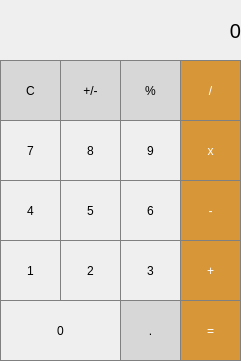
monika-shaw/QT_Calculator, file Calculator/mainwindow.ui: the form before one commit.
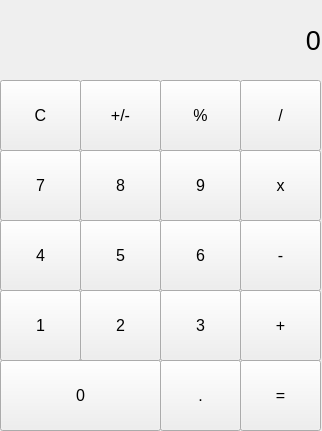
The form after the commit.

Commit message: added operands and operators in label

Patch:
```diff
--- a/Calculator/mainwindow.ui
+++ b/Calculator/mainwindow.ui
@@ -6,8 +6,8 @@
    <rect>
     <x>0</x>
     <y>0</y>
-    <width>241</width>
-    <height>361</height>
+    <width>322</width>
+    <height>431</height>
    </rect>
   </property>
   <property name="windowTitle">
@@ -19,31 +19,21 @@
      <rect>
       <x>0</x>
       <y>0</y>
-      <width>241</width>
-      <height>61</height>
+      <width>321</width>
+      <height>81</height>
      </rect>
     </property>
     <property name="font">
      <font>
-      <pointsize>15</pointsize>
+      <pointsize>20</pointsize>
      </font>
     </property>
-    <property name="styleSheet">
-     <string notr="true">QLabel{
-border: 5px solid gray;
-}
-
-background-color:white;</string>
-    </property>
     <property name="text">
      <string>0</string>
     </property>
     <property name="alignment">
      <set>Qt::AlignRight|Qt::AlignTrailing|Qt::AlignVCenter</set>
     </property>
-    <property name="wordWrap">
-     <bool>false</bool>
-    </property>
     <property name="margin">
      <number>10</number>
     </property>
@@ -52,248 +42,177 @@
     <property name="geometry">
      <rect>
       <x>0</x>
-      <y>60</y>
-      <width>61</width>
-      <height>61</height>
+      <y>80</y>
+      <width>81</width>
+      <height>71</height>
      </rect>
     </property>
-    <property name="styleSheet">
-     <string notr="true">QPushButton{
-background-color : rgb(215, 215, 215);
-border: 1px solid gray;
-}
-
-QPushButton:pressed{
-background-color:qlineargradient(x1: 0,y1: 0, x2: 0, y2: 1, stop: 0        #BEBEBE, stop: 1 #D7D7D7);
-}</string>
+    <property name="font">
+     <font>
+      <pointsize>12</pointsize>
+     </font>
     </property>
     <property name="text">
      <string>C</string>
     </property>
    </widget>
-   <widget class="QPushButton" name="pushButton_divide">
-    <property name="geometry">
-     <rect>
-      <x>180</x>
-      <y>60</y>
-      <width>61</width>
-      <height>61</height>
-     </rect>
-    </property>
-    <property name="styleSheet">
-     <string notr="true">QPushButton{
-background-color : rgb(215, 151, 57);
-color:white;
-border: 1px solid gray;
-}
-
-QPushButton:pressed{
-background-color:qlineargradient(x1: 0,y1: 0, x2: 0, y2: 1, stop: 0        #FF7832, stop: 1 #FF9739);
-}</string>
-    </property>
-    <property name="text">
-     <string>/</string>
-    </property>
-   </widget>
-   <widget class="QPushButton" name="pushButton_percant">
-    <property name="geometry">
-     <rect>
-      <x>120</x>
-      <y>60</y>
-      <width>61</width>
-      <height>61</height>
-     </rect>
-    </property>
-    <property name="styleSheet">
-     <string notr="true">QPushButton{
-background-color : rgb(215, 215, 215);
-border: 1px solid gray;
-}
-
-QPushButton:pressed{
-background-color:qlineargradient(x1: 0,y1: 0, x2: 0, y2: 1, stop: 0        #BEBEBE, stop: 1 #D7D7D7);
-}</string>
-    </property>
-    <property name="text">
-     <string>%</string>
-    </property>
-   </widget>
    <widget class="QPushButton" name="pushButton_plus_minus">
     <property name="geometry">
      <rect>
-      <x>60</x>
-      <y>60</y>
-      <width>61</width>
-      <height>61</height>
+      <x>80</x>
+      <y>80</y>
+      <width>81</width>
+      <height>71</height>
      </rect>
     </property>
-    <property name="styleSheet">
-     <string notr="true">QPushButton{
-background-color : rgb(215, 215, 215);
-border: 1px solid gray;
-}
-
-QPushButton:pressed{
-background-color:qlineargradient(x1: 0,y1: 0, x2: 0, y2: 1, stop: 0        #BEBEBE, stop: 1 #D7D7D7);
-}</string>
+    <property name="font">
+     <font>
+      <pointsize>12</pointsize>
+     </font>
     </property>
     <property name="text">
      <string>+/-</string>
     </property>
    </widget>
+   <widget class="QPushButton" name="pushButton_percent">
+    <property name="geometry">
+     <rect>
+      <x>160</x>
+      <y>80</y>
+      <width>81</width>
+      <height>71</height>
+     </rect>
+    </property>
+    <property name="font">
+     <font>
+      <pointsize>12</pointsize>
+     </font>
+    </property>
+    <property name="text">
+     <string>%</string>
+    </property>
+   </widget>
+   <widget class="QPushButton" name="pushButton_divide">
+    <property name="geometry">
+     <rect>
+      <x>240</x>
+      <y>80</y>
+      <width>81</width>
+      <height>71</height>
+     </rect>
+    </property>
+    <property name="font">
+     <font>
+      <pointsize>12</pointsize>
+     </font>
+    </property>
+    <property name="text">
+     <string>/</string>
+    </property>
+   </widget>
    <widget class="QPushButton" name="pushButton_7">
     <property name="geometry">
      <rect>
       <x>0</x>
-      <y>120</y>
-      <width>61</width>
-      <height>61</height>
+      <y>150</y>
+      <width>81</width>
+      <height>71</height>
      </rect>
     </property>
-    <property name="styleSheet">
-     <string notr="true">QPushButton{
-border: 1px solid gray;
-}
-
-QPushButton:pressed{
-background-color:qlineargradient(x1: 0,y1: 0, x2: 0, y2: 1, stop: 0        #dadbde, stop: 1 #f6f7fa);
-}</string>
+    <property name="font">
+     <font>
+      <pointsize>12</pointsize>
+     </font>
     </property>
     <property name="text">
      <string>7</string>
     </property>
    </widget>
-   <widget class="QPushButton" name="pushButton_8">
-    <property name="geometry">
-     <rect>
-      <x>60</x>
-      <y>120</y>
-      <width>61</width>
-      <height>61</height>
-     </rect>
-    </property>
-    <property name="styleSheet">
-     <string notr="true">QPushButton{
-border: 1px solid gray;
-}
-
-QPushButton:pressed{
-background-color:qlineargradient(x1: 0,y1: 0, x2: 0, y2: 1, stop: 0        #dadbde, stop: 1 #f6f7fa);
-}</string>
-    </property>
-    <property name="text">
-     <string>8</string>
-    </property>
-   </widget>
-   <widget class="QPushButton" name="pushButton_9">
-    <property name="geometry">
-     <rect>
-      <x>120</x>
-      <y>120</y>
-      <width>61</width>
-      <height>61</height>
-     </rect>
-    </property>
-    <property name="styleSheet">
-     <string notr="true">QPushButton{
-border: 1px solid gray;
-}
-
-QPushButton:pressed{
-background-color:qlineargradient(x1: 0,y1: 0, x2: 0, y2: 1, stop: 0        #dadbde, stop: 1 #f6f7fa);
-}</string>
-    </property>
-    <property name="text">
-     <string>9</string>
-    </property>
-   </widget>
    <widget class="QPushButton" name="pushButton_multiply">
     <property name="geometry">
      <rect>
-      <x>180</x>
-      <y>120</y>
-      <width>61</width>
-      <height>61</height>
+      <x>240</x>
+      <y>150</y>
+      <width>81</width>
+      <height>71</height>
      </rect>
     </property>
-    <property name="styleSheet">
-     <string notr="true">QPushButton{
-background-color : rgb(215, 151, 57);
-color:white;
-border: 1px solid gray;
-}
-
-QPushButton:pressed{
-background-color:qlineargradient(x1: 0,y1: 0, x2: 0, y2: 1, stop: 0        #FF7832, stop: 1 #FF9739);
-}</string>
+    <property name="font">
+     <font>
+      <pointsize>12</pointsize>
+     </font>
     </property>
     <property name="text">
      <string>x</string>
     </property>
    </widget>
+   <widget class="QPushButton" name="pushButton_9">
+    <property name="geometry">
+     <rect>
+      <x>160</x>
+      <y>150</y>
+      <width>81</width>
+      <height>71</height>
+     </rect>
+    </property>
+    <property name="font">
+     <font>
+      <pointsize>12</pointsize>
+     </font>
+    </property>
+    <property name="text">
+     <string>9</string>
+    </property>
+   </widget>
+   <widget class="QPushButton" name="pushButton_8">
+    <property name="geometry">
+     <rect>
+      <x>80</x>
+      <y>150</y>
+      <width>81</width>
+      <height>71</height>
+     </rect>
+    </property>
+    <property name="font">
+     <font>
+      <pointsize>12</pointsize>
+     </font>
+    </property>
+    <property name="text">
+     <string>8</string>
+    </property>
+   </widget>
    <widget class="QPushButton" name="pushButton_4">
     <property name="geometry">
      <rect>
       <x>0</x>
-      <y>180</y>
-      <width>61</width>
-      <height>61</height>
+      <y>220</y>
+      <width>81</width>
+      <height>71</height>
      </rect>
     </property>
-    <property name="styleSheet">
-     <string notr="true">QPushButton{
-border: 1px solid gray;
-}
-
-QPushButton:pressed{
-background-color:qlineargradient(x1: 0,y1: 0, x2: 0, y2: 1, stop: 0        #dadbde, stop: 1 #f6f7fa);
-}</string>
+    <property name="font">
+     <font>
+      <pointsize>12</pointsize>
+     </font>
     </property>
     <property name="text">
      <string>4</string>
     </property>
    </widget>
-   <widget class="QPushButton" name="pushButton_5">
+   <widget class="QPushButton" name="pushButton_subtract">
     <property name="geometry">
      <rect>
-      <x>60</x>
-      <y>180</y>
-      <width>61</width>
-      <height>61</height>
+      <x>240</x>
+      <y>220</y>
+      <width>81</width>
+      <height>71</height>
      </rect>
     </property>
-    <property name="styleSheet">
-     <string notr="true">QPushButton{
-border: 1px solid gray;
-}
-
-QPushButton:pressed{
-background-color:qlineargradient(x1: 0,y1: 0, x2: 0, y2: 1, stop: 0        #dadbde, stop: 1 #f6f7fa);
-}</string>
-    </property>
-    <property name="text">
-     <string>5</string>
-    </property>
-   </widget>
-   <widget class="QPushButton" name="pushButton_minus">
-    <property name="geometry">
-     <rect>
-      <x>180</x>
-      <y>180</y>
-      <width>61</width>
-      <height>61</height>
-     </rect>
-    </property>
-    <property name="styleSheet">
-     <string notr="true">QPushButton{
-background-color : rgb(215, 151, 57);
-color:white;
-border: 1px solid gray;
-}
-
-QPushButton:pressed{
-background-color:qlineargradient(x1: 0,y1: 0, x2: 0, y2: 1, stop: 0        #FF7832, stop: 1 #FF9739);
-}</string>
+    <property name="font">
+     <font>
+      <pointsize>12</pointsize>
+     </font>
     </property>
     <property name="text">
      <string>-</string>
@@ -302,88 +221,70 @@
    <widget class="QPushButton" name="pushButton_6">
     <property name="geometry">
      <rect>
-      <x>120</x>
-      <y>180</y>
-      <width>61</width>
-      <height>61</height>
+      <x>160</x>
+      <y>220</y>
+      <width>81</width>
+      <height>71</height>
      </rect>
     </property>
-    <property name="styleSheet">
-     <string notr="true">QPushButton{
-border: 1px solid gray;
-}
-
-QPushButton:pressed{
-background-color:qlineargradient(x1: 0,y1: 0, x2: 0, y2: 1, stop: 0        #dadbde, stop: 1 #f6f7fa);
-}</string>
+    <property name="font">
+     <font>
+      <pointsize>12</pointsize>
+     </font>
     </property>
     <property name="text">
      <string>6</string>
     </property>
    </widget>
+   <widget class="QPushButton" name="pushButton_5">
+    <property name="geometry">
+     <rect>
+      <x>80</x>
+      <y>220</y>
+      <width>81</width>
+      <height>71</height>
+     </rect>
+    </property>
+    <property name="font">
+     <font>
+      <pointsize>12</pointsize>
+     </font>
+    </property>
+    <property name="text">
+     <string>5</string>
+    </property>
+   </widget>
    <widget class="QPushButton" name="pushButton_1">
     <property name="geometry">
      <rect>
       <x>0</x>
-      <y>240</y>
-      <width>61</width>
-      <height>61</height>
+      <y>290</y>
+      <width>81</width>
+      <height>71</height>
      </rect>
     </property>
-    <property name="styleSheet">
-     <string notr="true">QPushButton{
-border: 1px solid gray;
-}
-
-QPushButton:pressed{
-background-color:qlineargradient(x1: 0,y1: 0, x2: 0, y2: 1, stop: 0        #dadbde, stop: 1 #f6f7fa);
-}</string>
+    <property name="font">
+     <font>
+      <pointsize>12</pointsize>
+     </font>
     </property>
     <property name="text">
      <string>1</string>
     </property>
    </widget>
-   <widget class="QPushButton" name="pushButton_2">
+   <widget class="QPushButton" name="pushButton_add">
     <property name="geometry">
      <rect>
-      <x>60</x>
-      <y>240</y>
-      <width>61</width>
-      <height>61</height>
+      <x>240</x>
+      <y>290</y>
+      <width>81</width>
+      <height>71</height>
      </rect>
     </property>
-    <property name="styleSheet">
-     <string notr="true">QPushButton{
-border: 1px solid gray;
-}
-
-QPushButton:pressed{
-background-color:qlineargradient(x1: 0,y1: 0, x2: 0, y2: 1, stop: 0        #dadbde, stop: 1 #f6f7fa);
-}</string>
-    </property>
-    <property name="text">
-     <string>2</string>
-    </property>
-   </widget>
-   <widget class="QPushButton" name="pushButton_plus">
-    <property name="geometry">
-     <rect>
-      <x>180</x>
-      <y>240</y>
-      <width>61</width>
-      <height>61</height>
-     </rect>
-    </property>
-    <property name="styleSheet">
-     <string notr="true">QPushButton{
-background-color : rgb(215, 151, 57);
-color:white;
-border: 1px solid gray;
-}
-
-QPushButton:pressed{
-background-color:qlineargradient(x1: 0,y1: 0, x2: 0, y2: 1, stop: 0        #FF7832, stop: 1 #FF9739);
-}</string>
+    <property name="font">
+     <font>
+      <pointsize>12</pointsize>
+     </font>
     </property>
     <property name="text">
      <string>+</string>
@@ -392,20 +293,16 @@
    <widget class="QPushButton" name="pushButton_3">
     <property name="geometry">
      <rect>
-      <x>120</x>
-      <y>240</y>
-      <width>61</width>
-      <height>61</height>
+      <x>160</x>
+      <y>290</y>
+      <width>81</width>
+      <height>71</height>
      </rect>
     </property>
-    <property name="styleSheet">
-     <string notr="true">QPushButton{
-border: 1px solid gray;
-}
-
-QPushButton:pressed{
-background-color:qlineargradient(x1: 0,y1: 0, x2: 0, y2: 1, stop: 0        #dadbde, stop: 1 #f6f7fa);
-}</string>
+    <property name="font">
+     <font>
+      <pointsize>12</pointsize>
+     </font>
     </property>
     <property name="text">
      <string>3</string>
@@ -414,72 +311,75 @@
    <widget class="QPushButton" name="pushButton_0">
     <property name="geometry">
      <rect>
-      <x>0</x>
-      <y>300</y>
-      <width>121</width>
-      <height>61</height>
+      <x>80</x>
+      <y>290</y>
+      <width>81</width>
+      <height>71</height>
      </rect>
     </property>
-    <property name="styleSheet">
-     <string notr="true">QPushButton{
-border: 1px solid gray;
-}
-
-QPushButton:pressed{
-background-color:qlineargradient(x1: 0,y1: 0, x2: 0, y2: 1, stop: 0        #dadbde, stop: 1 #f6f7fa);
-}</string>
+    <property name="font">
+     <font>
+      <pointsize>12</pointsize>
+     </font>
     </property>
     <property name="text">
-     <string>0</string>
-    </property>
-   </widget>
-   <widget class="QPushButton" name="pushButton_equal">
-    <property name="geometry">
-     <rect>
-      <x>180</x>
-      <y>300</y>
-      <width>61</width>
-      <height>61</height>
-     </rect>
-    </property>
-    <property name="styleSheet">
-     <string notr="true">QPushButton{
-background-color : rgb(215, 151, 57);
-color:white;
-border: 1px solid gray;
-}
-
-QPushButton:pressed{
-background-color:qlineargradient(x1: 0,y1: 0, x2: 0, y2: 1, stop: 0        #FF7832, stop: 1 #FF9739);
-}</string>
-    </property>
-    <property name="text">
-     <string>=</string>
+     <string>2</string>
     </property>
    </widget>
    <widget class="QPushButton" name="pushButton_dot">
     <property name="geometry">
      <rect>
-      <x>120</x>
-      <y>300</y>
-      <width>61</width>
-      <height>61</height>
+      <x>160</x>
+      <y>360</y>
+      <width>81</width>
+      <height>71</height>
      </rect>
     </property>
-    <property name="styleSheet">
-     <string notr="true">QPushButton{
-background-color : rgb(215, 215, 215);
-border: 1px solid gray;
-}
-
-QPushButton:pressed{
-background-color:qlineargradient(x1: 0,y1: 0, x2: 0, y2: 1, stop: 0        #BEBEBE, stop: 1 #D7D7D7);
-}</string>
+    <property name="font">
+     <font>
+      <pointsize>12</pointsize>
+     </font>
     </property>
     <property name="text">
      <string>.</string>
     </property>
    </widget>
+   <widget class="QPushButton" name="pushButton_equals">
+    <property name="geometry">
+     <rect>
+      <x>240</x>
+      <y>360</y>
+      <width>81</width>
+      <height>71</height>
+     </rect>
+    </property>
+    <property name="font">
+     <font>
+      <pointsize>12</pointsize>
+     </font>
+    </property>
+    <property name="text">
+     <string>=</string>
+    </property>
+   </widget>
+   <widget class="QPushButton" name="pushButton_0">
+    <property name="geometry">
+     <rect>
+      <x>0</x>
+      <y>360</y>
+      <width>161</width>
+      <height>71</height>
+     </rect>
+    </property>
+    <property name="font">
+     <font>
+      <pointsize>12</pointsize>
+     </font>
+    </property>
+    <property name="text">
+     <string>0</string>
+    </property>
+   </widget>
   </widget>
  </widget>
  <resources/>
```
Left out of the diff: 2 changed lines with no effect on the pictures. The commit also changes 5 other files.
